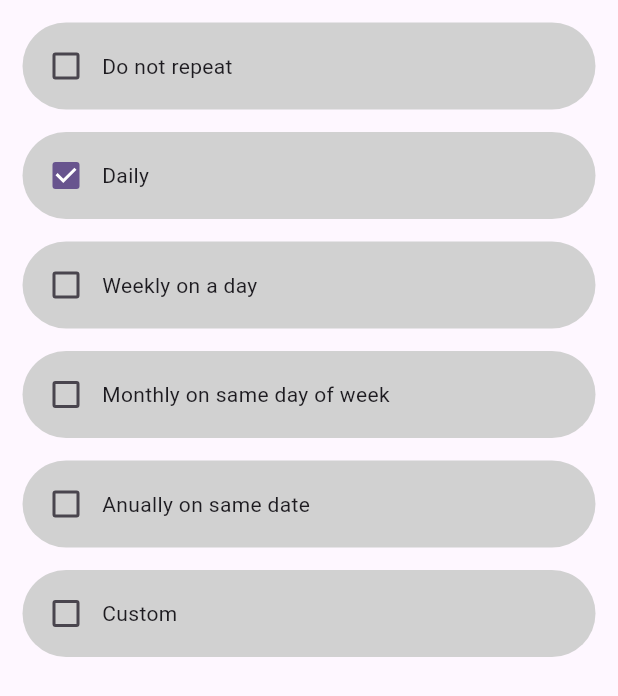
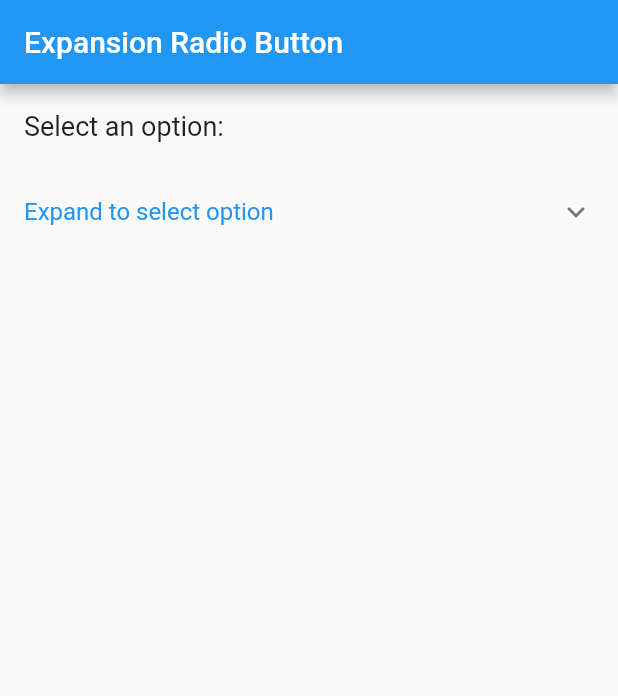
Before and after one commit to hel707/Team1, a Flutter app: the screen it shows after launch, scrolled down 33 dp, after a tap on the "add" icon, on a phone screen of 412 x 824 dp. Shown: the top 696 px of the screen. Run offline on Flutter 3.47's test engine with Material 2 defaults, Android fonts, the light colour scheme and no system bars; our stand-ins replace cloud_firestore, firebase_auth, firebase_core, google_sign_in, percent_indicator; accounts and stored records are empty.

```diff
--- a/src/up_task/lib/screens/add_task_screen.dart
+++ b/src/up_task/lib/screens/add_task_screen.dart
@@ -2,44 +2,95 @@ import 'package:flutter/material.dart';
 
 //Custom imports
 import 'package:up_task/customwidgets/Recurrence/recurrence_tile.dart';
+import 'package:up_task/screens/add_task_screen.dart';
 
-class AddTaskPage extends StatefulWidget {
+
+class AddTaskPage extends StatelessWidget {
   const AddTaskPage({super.key});
 
   @override
-  State<AddTaskPage> createState() => _AddTaskPageState();
-}
-
-class _AddTaskPageState extends State<AddTaskPage> {
-//   list of recurrence types
-  List recurrenceList = [
-    ["Do not repeat", false],
-    ["Daily", true],
-    ["Weekly on a day",false],
-    ["Monthly on same day of week", false],
-    ["Anually on same date",false],
-    ["Custom", false],
-  ];
-
-  void checkBoxChanged(bool? value, int index) {
-      recurrenceList[index][1] = !(recurrenceList[index][1]);
-    setState(() {
-    });
-  }
-
-  @override
   Widget build(BuildContext context) {
-    return Scaffold(
-      body: ListView.builder(
-        itemCount: recurrenceList.length,
-        itemBuilder: (context, index) {
-          return RecurrenceTile(
-            recurrenceType: recurrenceList[index][0],
-            ticked: recurrenceList[index][1],
-            onChanged: (value) => checkBoxChanged(value, index),
-          );
-        },
+    return MaterialApp(
+      home: Scaffold(
+        appBar: AppBar(
+          title: const Text('Expansion Radio Button'),
+        ),
+        body: const RadioWithExpansion(),
       ),
     );
   }
 }
+
+// state full widgit for expansion radio button
+class RadioWithExpansion extends StatefulWidget {
+  const RadioWithExpansion({super.key});
+
+  @override
+  State<RadioWithExpansion> createState() => _RadioWithExpansionState();
+}
+
+class _RadioWithExpansionState extends State<RadioWithExpansion> {
+  late String selectedOption='Option 1';
+  bool isExpanded = false;
+
+  @override
+  Widget build(BuildContext context) {
+    return Column(
+      children: <Widget>[
+        const ListTile(
+          title: Text(
+            'Select an option:',
+            style: TextStyle(fontSize: 18),
+          ),
+        ),
+        ExpansionTile(
+          title: const Text(
+            'Expand to select option',
+            style: TextStyle(color: Colors.blue),
+          ),
+          initiallyExpanded: isExpanded,
+          onExpansionChanged: (value) {
+            setState(() {
+              isExpanded = value;
+            });
+          },
+          children: <Widget>[
+            RadioListTile(
+              title: const Text('Option 1'),
+              value: 'Option 1',
+              groupValue: selectedOption,
+              onChanged: (value) {
+                setState(() {
+                  selectedOption = value!;
+                  isExpanded = false; // Collapse the panel after selecting
+                });
+              },
+            ),
+            RadioListTile(
+              title: const Text('Option 2'),
+              value: 'Option 2',
+              groupValue: selectedOption,
+              onChanged: (value) {
+                setState(() {
+                  selectedOption = value!;
+                  isExpanded = false; // Collapse the panel after selecting
+                });
+              },
+            ),
+            RadioListTile(
+              title: const Text('Option 3'),
+              value: 'Option 3',
+              groupValue: selectedOption,
+              onChanged: (value) {
+                setState(() {
+                  selectedOption = value!;
+                  isExpanded = false; // Collapse the panel after selecting
+                });
+              },
+            ),
+          ],
+        ),
+      ],
+    );
+  }
+}
```
